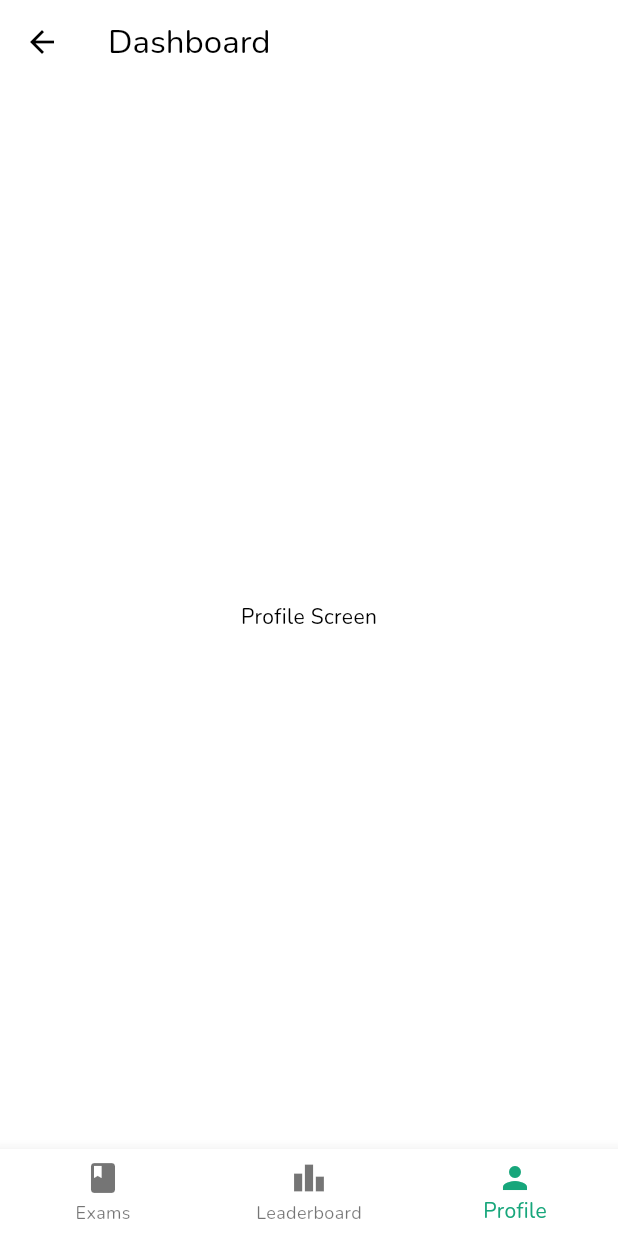
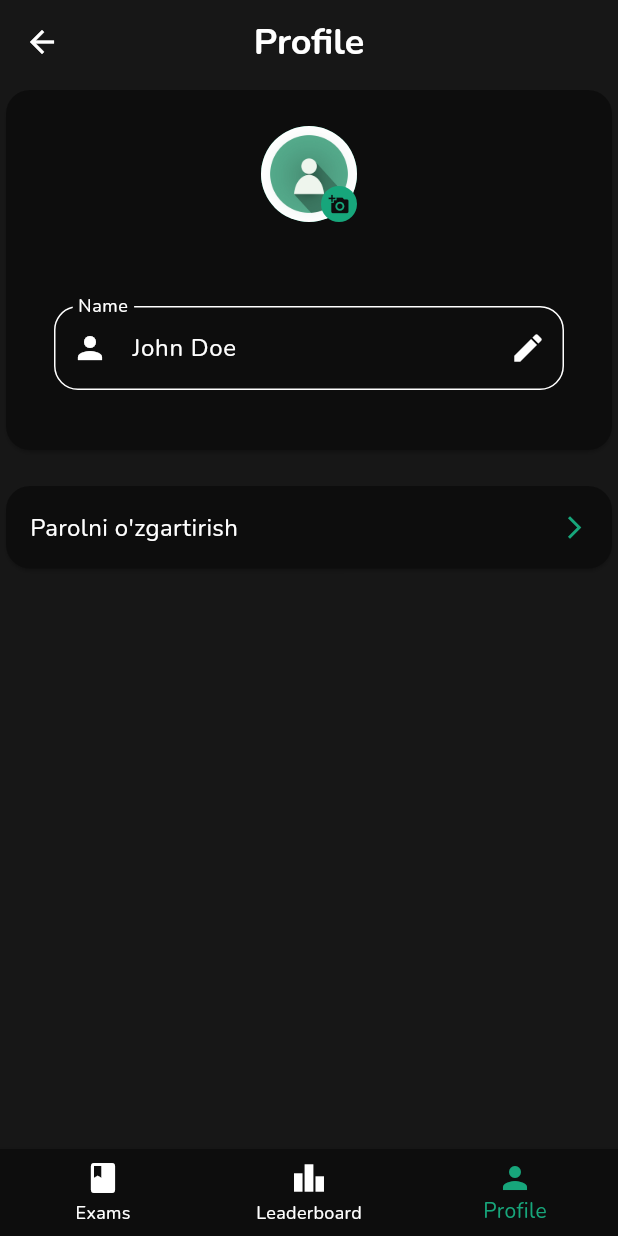
Before and after one commit to javokhirakramjonov/meta-bio, a Flutter app: the DashboardScreen screen opened directly, item 3 of the bottom bar chosen, on a phone screen of 412 x 824 dp. Run offline on Flutter 3.47's test engine with Material 3 defaults, Android fonts, the light colour scheme and no system bars; our stand-ins replace bloc, blur, dio, flutter_bloc, flutter_secure_storage, flutter_spinkit and 4 more; accounts and stored records are empty; generated files the repository leaves out were written again.

Commit message:
implemented profile screen ui

```diff
--- a/lib/main.dart
+++ b/lib/main.dart
@@ -1,4 +1,5 @@
 import 'package:flutter/material.dart';
+import 'package:flutter_bloc/flutter_bloc.dart';
 import 'package:flutter_secure_storage/flutter_secure_storage.dart';
 import 'package:get_it/get_it.dart';
 import 'package:meta_bio/repository/auth_repository.dart';
@@ -6,7 +7,6 @@
 import 'package:meta_bio/ui/screen/auth/bloc/auth_bloc.dart';
 import 'package:meta_bio/ui/screen/splash/bloc/splash_bloc.dart';
 import 'package:meta_bio/ui/screen/splash/splash.dart';
-import 'package:flutter_bloc/flutter_bloc.dart';
 import 'package:meta_bio/ui/theme/my_theme.dart';
 import 'package:shared_preferences/shared_preferences.dart';
 
@@ -30,7 +30,7 @@
       child: MaterialApp(
         title: 'Meta Bio',
         theme: ThemeData(
-          colorScheme: lightTheme.colorScheme,
+          colorScheme: darkTheme.colorScheme,
           useMaterial3: true,
           fontFamily: 'Nunito',
         ),
--- a/lib/ui/screen/auth/auth.dart
+++ b/lib/ui/screen/auth/auth.dart
@@ -35,7 +35,7 @@ class AuthScreen extends StatelessWidget {
 
   Widget _buildBackgroundContainer() {
     return Container(
-      color: const Color(0xFFF7FFF7),
+      color: const Color(0xFF171717),
       width: double.infinity,
       height: double.infinity,
     );
@@ -90,6 +90,7 @@ class AuthScreen extends StatelessWidget {
     return Padding(
       padding: const EdgeInsets.symmetric(horizontal: 20),
       child: Card(
+        color: const Color(0xFF0D0D0D),
         shape: RoundedRectangleBorder(
           borderRadius: BorderRadius.circular(16),
         ),
@@ -129,7 +130,7 @@ class AuthScreen extends StatelessWidget {
           context.read<AuthBloc>().add(AuthEvent.phoneNumberChanged(newPhoneNumber: value));
         },
         decoration: const InputDecoration(
-          hintText: 'Phone Number',
+          labelText: 'Phone Number',
           border: OutlineInputBorder(
             borderRadius: BorderRadius.all(Radius.circular(16)),
           ),
@@ -148,7 +149,7 @@ class AuthScreen extends StatelessWidget {
         },
         obscureText: !state.isPasswordVisible,
         decoration: InputDecoration(
-          hintText: 'Password',
+          labelText: 'Password',
           border: const OutlineInputBorder(
             borderRadius: BorderRadius.all(Radius.circular(16)),
           ),
--- a/lib/ui/screen/dashboard/dashboard.dart
+++ b/lib/ui/screen/dashboard/dashboard.dart
@@ -1,4 +1,5 @@
 import 'package:flutter/material.dart';
+import 'package:meta_bio/ui/screen/profile/profile.dart';
 
 class DashboardScreen extends StatefulWidget {
   const DashboardScreen({super.key});
@@ -13,7 +14,7 @@ class _DashboardScreenState extends State<DashboardScreen> {
   static const List<Widget> _widgetOptions = <Widget>[
     Text('Exams Screen'),
     Text('Leaderboard Screen'),
-    Text('Profile Screen'),
+    ProfileScreen(),
   ];
 
   void _onItemTapped(int index) {
@@ -25,13 +26,11 @@ class _DashboardScreenState extends State<DashboardScreen> {
   @override
   Widget build(BuildContext context) {
     return Scaffold(
-      appBar: AppBar(
-        title: const Text('Dashboard'),
-      ),
       body: Center(
         child: _widgetOptions.elementAt(_selectedIndex),
       ),
       bottomNavigationBar: BottomNavigationBar(
+        backgroundColor: const Color(0xFF0D0D0D),
         items: const <BottomNavigationBarItem>[
           BottomNavigationBarItem(
             icon: Icon(Icons.book),
@@ -47,7 +46,8 @@ class _DashboardScreenState extends State<DashboardScreen> {
           ),
         ],
         currentIndex: _selectedIndex,
-        selectedItemColor: Theme.of(context).primaryColor,
+        selectedItemColor: Theme.of(context).colorScheme.primary,
+        unselectedItemColor: Colors.white,
         onTap: _onItemTapped,
       ),
     );
--- /dev/null
+++ b/lib/ui/screen/profile/bloc/profile_bloc.dart
@@ -0,0 +1,14 @@
+import 'package:bloc/bloc.dart';
+import 'package:freezed_annotation/freezed_annotation.dart';
+
+part 'profile_bloc.freezed.dart';
+part 'profile_event.dart';
+part 'profile_state.dart';
+
+class ProfileBloc extends Bloc<ProfileEvent, ProfileState> {
+  ProfileBloc() : super(const ProfileState.initial()) {
+    on<ProfileEvent>((event, emit) {
+      // TODO: implement event handler
+    });
+  }
+}
--- /dev/null
+++ b/lib/ui/screen/profile/bloc/profile_event.dart
@@ -0,0 +1,6 @@
+part of 'profile_bloc.dart';
+
+@freezed
+class ProfileEvent with _$ProfileEvent {
+  const factory ProfileEvent.started() = _Started;
+}
--- /dev/null
+++ b/lib/ui/screen/profile/bloc/profile_state.dart
@@ -0,0 +1,6 @@
+part of 'profile_bloc.dart';
+
+@freezed
+class ProfileState with _$ProfileState {
+  const factory ProfileState.initial() = _Initial;
+}
--- /dev/null
+++ b/lib/ui/screen/profile/profile.dart
@@ -0,0 +1,117 @@
+import 'package:flutter/material.dart';
+
+class ProfileScreen extends StatelessWidget {
+  const ProfileScreen({super.key});
+
+  @override
+  Widget build(BuildContext context) {
+    return Scaffold(
+      backgroundColor: const Color(0xFF171717),
+      appBar: AppBar(
+        backgroundColor: Colors.transparent,
+        elevation: 0,
+        title: const Text(
+          'Profile',
+          style: TextStyle(
+            color: Colors.white,
+            fontSize: 24,
+            fontWeight: FontWeight.bold,
+          ),
+        ),
+        centerTitle: true,
+      ),
+      body: Column(
+        children: [
+          Card(
+            shape: RoundedRectangleBorder(
+              borderRadius: BorderRadius.circular(16),
+            ),
+            color: const Color(0xFF0D0D0D),
+            child: Padding(
+              padding:
+                  const EdgeInsets.symmetric(horizontal: 16.0, vertical: 24.0),
+              child: Column(
+                mainAxisSize: MainAxisSize.min,
+                children: [
+                  Center(
+                    child: Stack(
+                      children: [
+                        const CircleAvatar(
+                          radius: 32,
+                          backgroundImage:
+                              AssetImage('assets/images/avatar.png'),
+                        ),
+                        Positioned(
+                          bottom: 0,
+                          right: 0,
+                          child: CircleAvatar(
+                            radius: 12,
+                            backgroundColor:
+                                Theme.of(context).colorScheme.primary,
+                            child: Icon(
+                              Icons.add_a_photo,
+                              color: Theme.of(context).primaryColor,
+                              size: 14,
+                            ),
+                          ),
+                        ),
+                      ],
+                    ),
+                  ),
+                  const SizedBox(height: 56),
+                  Padding(
+                    padding: const EdgeInsets.symmetric(horizontal: 16),
+                    child: TextFormField(
+                      initialValue: "John Doe",
+                      decoration: InputDecoration(
+                        labelText: 'Name',
+                        border: OutlineInputBorder(
+                          borderRadius: BorderRadius.circular(16),
+                        ),
+                        prefixIcon: const Icon(Icons.person),
+                        suffixIcon: const Icon(Icons.edit),
+                      ),
+                    ),
+                  ),
+                  const SizedBox(height: 16),
+                ],
+              ),
+            ),
+          ),
+          const SizedBox(height: 16),
+          Card(
+            shape: RoundedRectangleBorder(
+              borderRadius: BorderRadius.circular(16),
+            ),
+            child: InkWell(
+              borderRadius: BorderRadius.circular(16),
+              onTap: () {
+                ///TODO: implement navigation to change password screen
+              },
+              child: Padding(
+                padding: const EdgeInsets.all(16.0),
+                child: Row(
+                  children: [
+                    const Expanded(
+                      child: Text(
+                        "Parolni o'zgartirish",
+                        style: TextStyle(
+                          fontSize: 16,
+                        ),
+                      ),
+                    ),
+                    Icon(
+                      Icons.arrow_forward_ios,
+                      color: Theme.of(context).colorScheme.primary,
+                      size: 18,
+                    ),
+                  ],
+                ),
+              ),
+            ),
+          ),
+        ],
+      ),
+    );
+  }
+}
--- a/pubspec.yaml
+++ b/pubspec.yaml
@@ -79,6 +79,7 @@ flutter:
 
   assets:
     - assets/animations/splash.json
+    - assets/images/avatar.png
 
     # An image asset can refer to one or more resolution-specific "variants", see
     # https://flutter.dev/assets-and-images/#resolution-aware
```
Also changed, not shown: assets/images/avatar.png (added).
